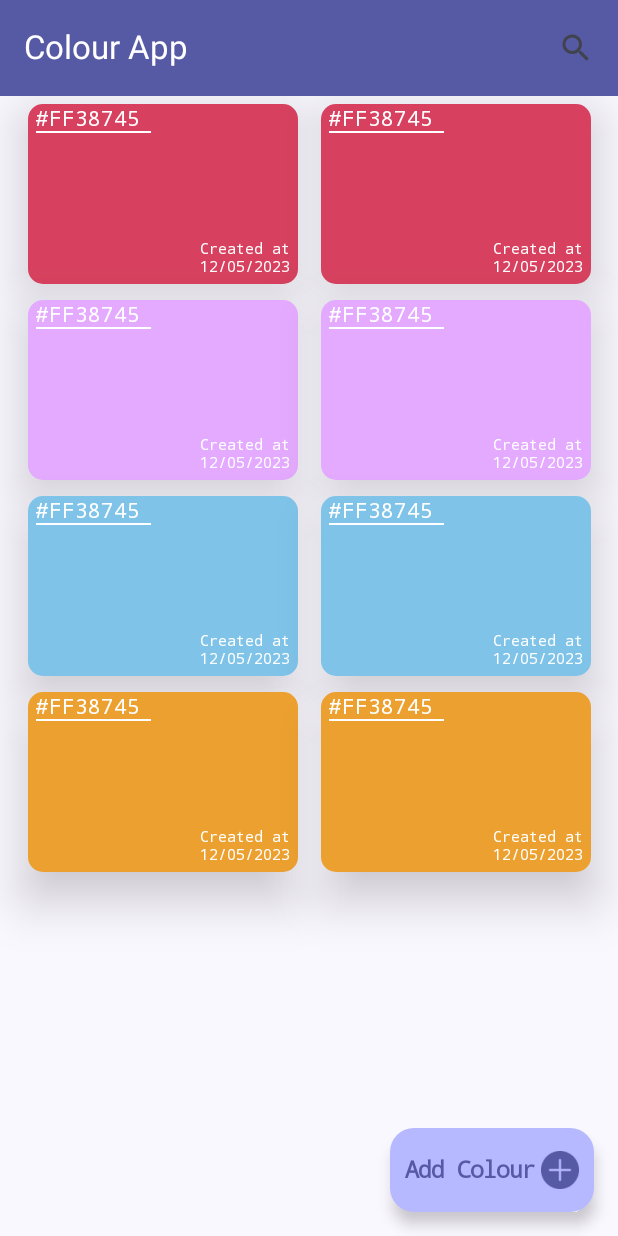
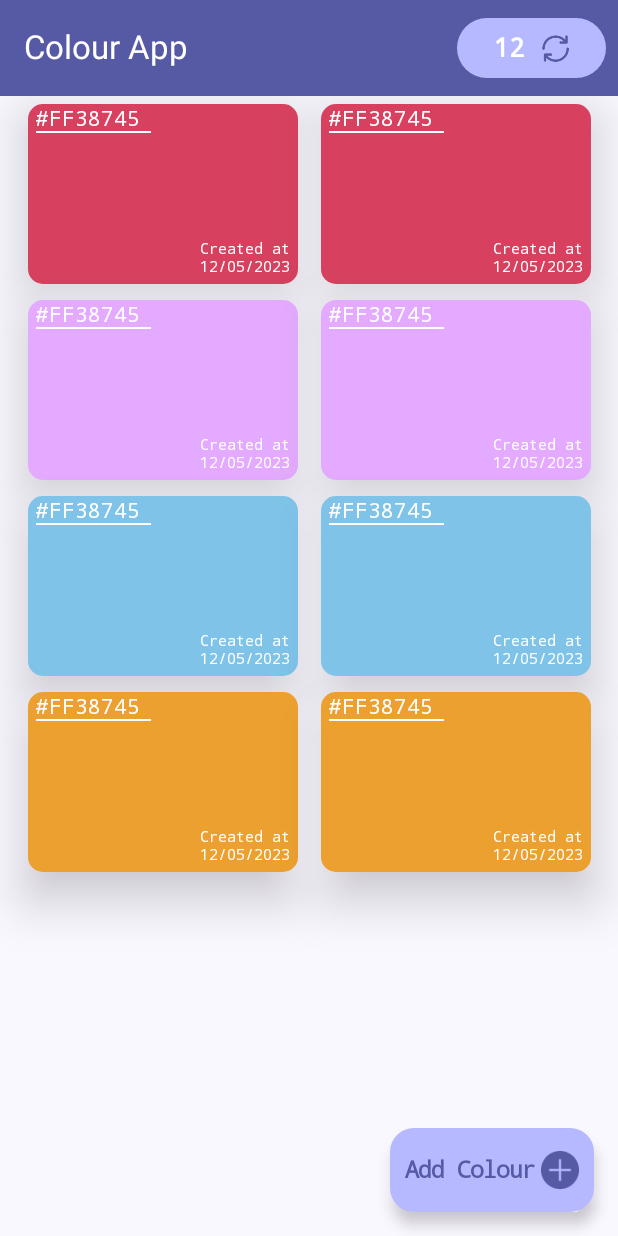
Before and after one commit to Interstellar07/Janitri-Compose, an Android app built with Jetpack Compose: the screen it shows after launch (MainActivity), on a phone screen of 412 x 824 dp. Run offline under Robolectric (Android 15) with nearby library versions, the phone set to English and light mode, and no system bars.

Commit message:
Refresh Button

```diff
--- a/app/src/main/java/com/sameer/colours/MainActivity.kt
+++ b/app/src/main/java/com/sameer/colours/MainActivity.kt
@@ -21,6 +21,7 @@ import androidx.compose.runtime.remember
 import androidx.compose.ui.Alignment
 import androidx.compose.ui.Modifier
 import androidx.compose.ui.graphics.Color
+import androidx.compose.ui.layout.ContentScale
 import androidx.compose.ui.res.painterResource
 import androidx.compose.ui.semantics.Role.Companion.Image
 import androidx.compose.ui.text.TextStyle
@@ -68,9 +69,25 @@ fun MainWork() {
                     Text(text = "Colour App")
                 },
                 actions = {
-                    IconButton(onClick = { /* Handle search click */ }) {
-                        Icon(Icons.Default.Search, contentDescription = "Search")
+                    Button(modifier = Modifier.padding(end = 4.dp), onClick = {  },  colors = ButtonDefaults.buttonColors(
+                        containerColor = Color(android.graphics.Color.parseColor("#FFB6B9FF")),
+                    ) ) {
+                        Text(
+                            text = "12",
+                            color = Color.White,
+                            style = TextStyle(fontSize = 18.sp, fontFamily = FontFamily.Monospace, fontWeight = FontWeight.Bold)
+                        )
+                        Spacer(modifier = Modifier.width(10.dp))
+                        Image(
+
+                            painter = painterResource(id = R.drawable.refresh),
+                            contentDescription = "Refresh",
+                            modifier = Modifier
+                                .width(20.dp)
+                                .height(20.dp)
+                        )
                     }
+
                 },
                 colors = TopAppBarDefaults.smallTopAppBarColors(
                     containerColor = Color(0xFF5659A4),
```
Also changed, not shown: app/src/main/res/drawable/refresh.png (added).
